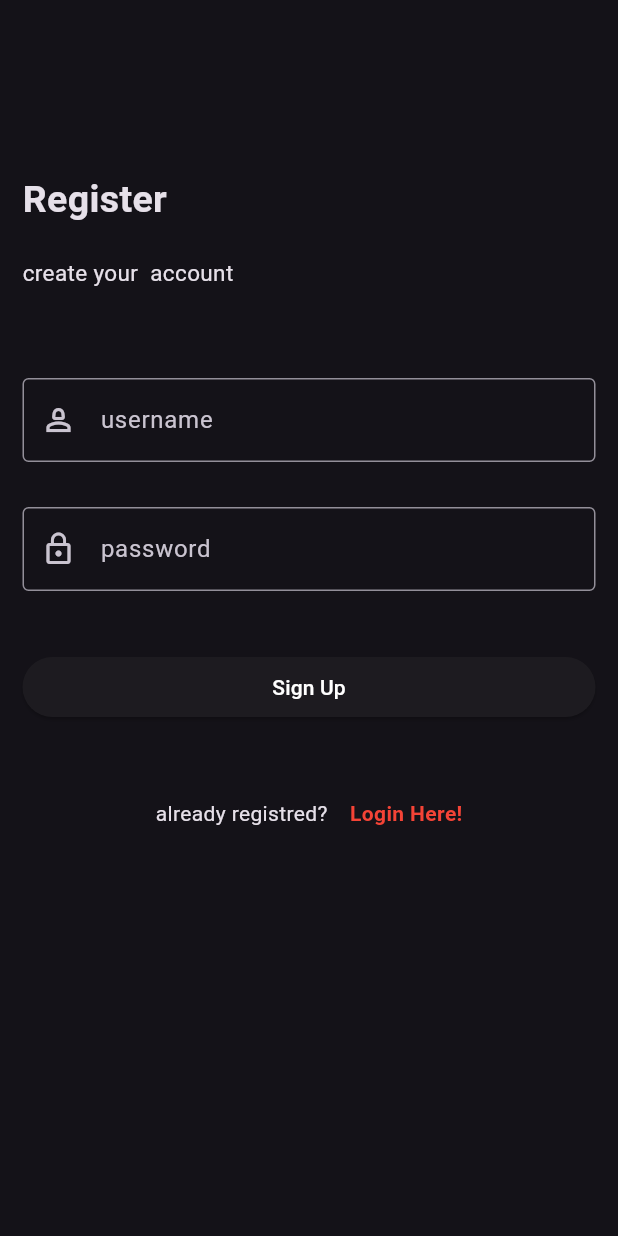
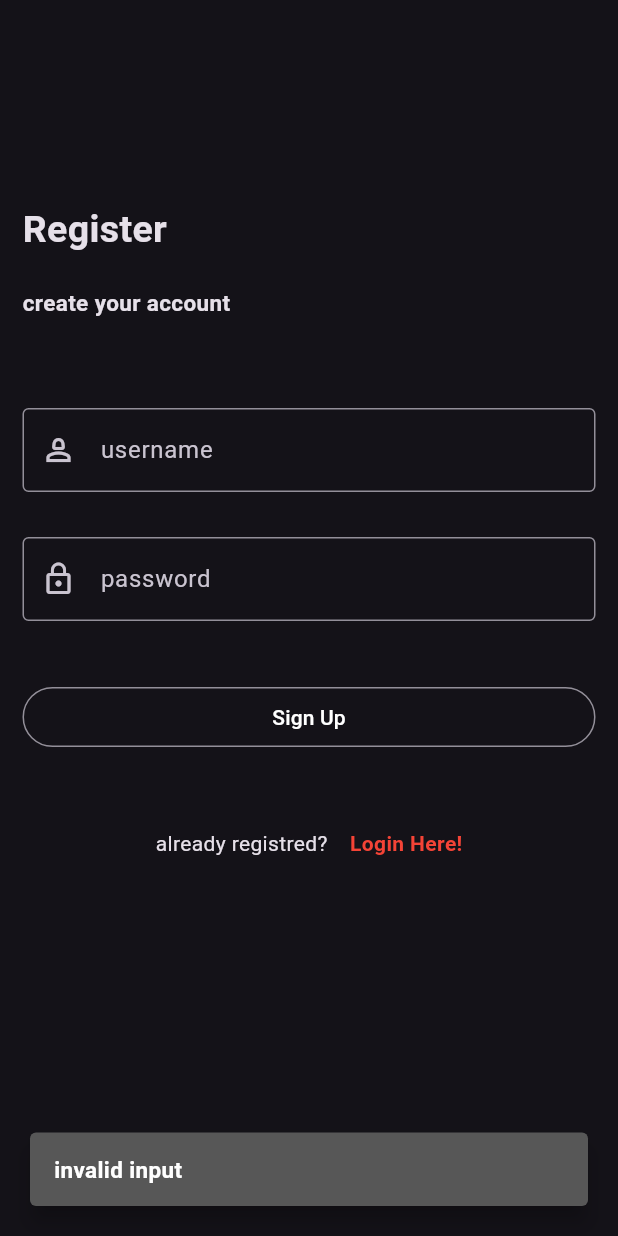
Before and after one commit to sinanex/movie_app, a Flutter app: the RegisterPage screen opened directly, after a tap on "Sign Up", on a phone screen of 412 x 824 dp. Run offline on Flutter 3.47's test engine with Material 3 defaults, Android fonts, the phone set to English and light mode, and no system bars.

Commit message:
secound commit

```diff
--- a/lib/login.dart
+++ b/lib/login.dart
@@ -67,7 +67,8 @@ class _LoginPageState extends State<LoginPage> {
 
 
 // Space before button
-            ElevatedButton(
+            OutlinedButton(
+
               onPressed: () {
                 checkLogin(context);
               },
--- a/lib/register.dart
+++ b/lib/register.dart
@@ -1,14 +1,18 @@
 import 'package:flutter/material.dart';
+import 'package:movie/home.dart';
 import 'package:movie/login.dart';
 
 class RegisterPage extends StatefulWidget {
-  const RegisterPage({super.key});
+  RegisterPage({super.key});
 
   @override
   State<RegisterPage> createState() => _RegisterPageState();
 }
 
 class _RegisterPageState extends State<RegisterPage> {
+  final TextEditingController _registerUser = TextEditingController();
+  final TextEditingController _registerPass = TextEditingController();
+
   @override
   Widget build(BuildContext context) {
     return Scaffold(
@@ -16,10 +20,10 @@ class _RegisterPageState extends State<RegisterPage> {
       padding: EdgeInsets.all(15),
       child: Column(
         children: [
-          SizedBox(
-            height: 100,
+          const SizedBox(
+            height: 120,
           ),
-          Row(
+          const Row(
             children: [
               Text(
                 "Register",
@@ -30,44 +34,49 @@ class _RegisterPageState extends State<RegisterPage> {
               ),
             ],
           ),
-          SizedBox(
+          const SizedBox(
             height: 20,
           ),
-           Align(
-            alignment: Alignment.topLeft,
-            child: Text("create your  account  ",
-            style: TextStyle(
-              fontSize: 15,
-
-            ),)),
+          const Align(
+              alignment: Alignment.topLeft,
+              child: Text(
+                "create your account  ",
+                style: TextStyle(
+                  fontSize: 15,
+                  fontWeight: FontWeight.bold,
+                ),
+              )),
           const SizedBox(
             height: 60,
           ),
-
           TextField(
-            decoration: InputDecoration(
+            controller: _registerUser,
+            decoration: const InputDecoration(
                 prefixIcon: Icon(Icons.person_2_outlined),
                 label: Text(
                   "username",
                 ),
                 border: OutlineInputBorder()),
           ),
-          SizedBox(
+          const SizedBox(
             height: 30,
           ),
           TextField(
+            controller: _registerPass,
             decoration: InputDecoration(
                 prefixIcon: Icon(Icons.lock_outline),
                 label: Text('password'),
                 border: OutlineInputBorder()),
           ),
-          SizedBox(
+          const SizedBox(
             height: 40,
           ),
           Container(
               width: double.infinity,
-              child: ElevatedButton(
-                  onPressed: () {},
+              child: OutlinedButton(
+                  onPressed: () {
+                    checkRegiter();
+                  },
                   child: Text(
                     "Sign Up",
                     style: TextStyle(
@@ -80,7 +89,6 @@ class _RegisterPageState extends State<RegisterPage> {
           Row(
             mainAxisAlignment: MainAxisAlignment.center,
             children: [
-
               Text(
                 "already registred?    ",
               ),
@@ -103,4 +111,26 @@ class _RegisterPageState extends State<RegisterPage> {
       ),
     ));
   }
+
+  void checkRegiter() {
+    if (_registerUser.text.isNotEmpty && _registerPass.text.isNotEmpty) {
+      Navigator.push(
+          context, MaterialPageRoute(builder: (context) => HomeScreen()));
+    } else {
+      ScaffoldMessenger.of(context).showSnackBar(
+        SnackBar(
+            backgroundColor: const Color.fromARGB(255, 87, 87, 87),
+            behavior: SnackBarBehavior.floating,
+            margin: EdgeInsets.all(20),
+            content: Text("invalid input",
+            style: TextStyle(
+              fontSize: 15,
+              fontWeight: FontWeight.bold,
+              color: Colors.white,
+
+            ),
+            )),
+      );
+    }
+  }
 }
```
Also changed, not shown: assets/images/mh.jpeg (deleted), assets/images/net.png (deleted), assets/images/netf.png (deleted).
